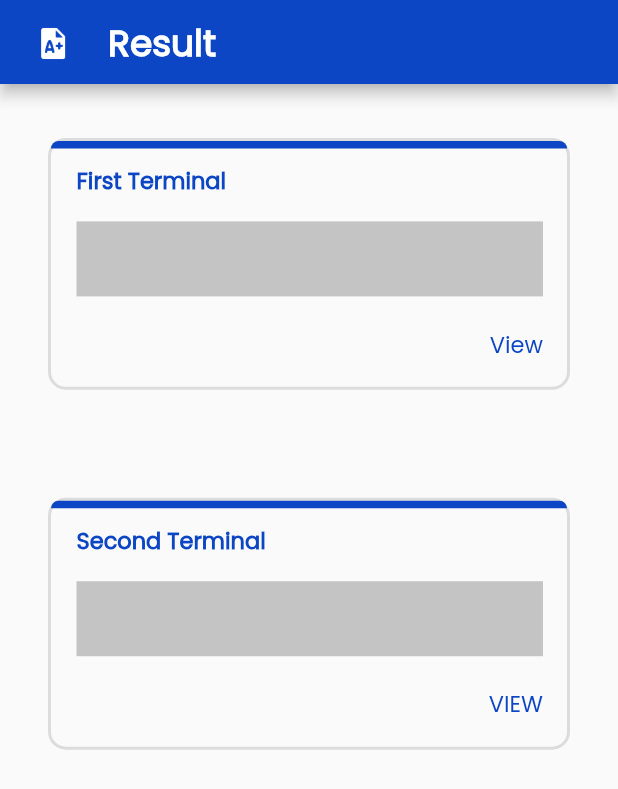
After one commit to dhruvthummar02/myprojectSchool, a Flutter app: the SResult screen opened directly, on a phone screen of 412 x 824 dp. The commit adds this screen. Shown: the top 789 px of the screen. Run offline on Flutter 3.47's test engine with Material 2 defaults, Android fonts, the phone set to English and light mode, and no system bars.

Commit message:
continue task

```diff
--- /dev/null
+++ b/lib/auth/students/sresulte.dart
@@ -0,0 +1,236 @@
+import 'package:flutter/material.dart';
+import 'package:my_project/auth/students/secomdresult.dart';
+
+import 'firstresult.dart';
+
+class SResult extends StatefulWidget {
+  const SResult({Key? key}) : super(key: key);
+
+  @override
+  State<SResult> createState() => _SResultState();
+}
+
+class _SResultState extends State<SResult> {
+  @override
+  Widget build(BuildContext context) {
+    return Scaffold(
+      appBar: AppBar(
+        title: const Padding(
+          padding: EdgeInsets.only(
+            top: 17,
+            bottom: 15,
+          ),
+          child: Text(
+            'Result',
+            style: TextStyle(
+              fontWeight: FontWeight.w600,
+              fontSize: 24,
+            ),
+          ),
+        ),
+        backgroundColor: const Color(0xff0C46C4),
+        leading: Padding(
+          padding: const EdgeInsets.only(
+            top: 17,
+            bottom: 15,
+            left: 15,
+          ),
+          child: Image.asset(
+            "assets/images/auth/result.png",
+            height: 38,
+            width: 38,
+            color: const Color(0xffFFFFFF),
+          ),
+        ),
+      ),
+      body: Column(
+        mainAxisAlignment: MainAxisAlignment.start,
+        crossAxisAlignment: CrossAxisAlignment.start,
+        children: [
+          GestureDetector(
+            onTap: (){
+              Navigator.of(context).push(
+                MaterialPageRoute(
+                  builder: (context) =>  const FirstR(),
+                ),
+              );
+            },
+            child: Container(
+              margin: const EdgeInsets.only(
+                top: 36,
+                bottom: 36,
+                left: 32,
+                right: 32,
+              ),
+              decoration: BoxDecoration(
+                borderRadius: const BorderRadius.all(
+                  Radius.circular(
+                    12,
+                  ),
+                ),
+                border: Border.all(
+                  color: Colors.black12,
+                  width: 2,
+                ),
+              ),
+              child: Column(
+                crossAxisAlignment: CrossAxisAlignment.start,
+                mainAxisAlignment: MainAxisAlignment.start,
+                children: [
+                  Container(
+                    decoration: const BoxDecoration(
+                      borderRadius: BorderRadius.only(
+                        topLeft:Radius.circular(10),
+                        topRight: Radius.circular(10),
+
+                      ),
+                      color: Color(0xff0C46C4),
+                    ),
+
+                    height: 5,
+                  ),
+                  const Padding(
+                    padding: EdgeInsets.only(
+                        left: 17,
+                        bottom: 15.6,
+                        top: 10
+                    ),
+                    child: Text(
+                      'First Terminal',
+                      style: TextStyle(
+                        color: Color(0xff0C46C4),
+                        fontWeight: FontWeight.w800,
+                        fontSize: 15,
+                      ),
+                    ),
+                  ),
+                  Container(
+                    margin: const EdgeInsets.only(
+                      left: 17,
+                      right: 16,
+                      bottom: 20.48,
+                    ),
+                    height: 50,
+                    decoration: const BoxDecoration(
+                      color: Color(0xffC4C4C4),
+                    ),
+                  ),
+                  Row(
+                    mainAxisAlignment: MainAxisAlignment.end,
+                    children: const [
+                      Padding(
+                        padding: EdgeInsets.only(
+                          right: 16,
+                          bottom: 16.8,
+                        ),
+                        child: Text(
+                          "View",
+                          style: TextStyle(
+                            fontSize: 15,
+                            fontWeight: FontWeight.w400,
+                            color: Color(0xff0C46C4),
+                          ),
+                        ),
+                      ),
+                    ],
+                  ),
+                ],
+              ),
+            ),
+          ),
+          GestureDetector(
+            onTap:(){
+              Navigator.of(context).push(
+                MaterialPageRoute(
+                  builder: (context) =>  const SecondR(),
+                ),
+              );
+            },
+            child: Container(
+              margin: const EdgeInsets.only(
+                top: 36,
+                bottom: 36,
+                left: 32,
+                right: 32,
+              ),
+              decoration: BoxDecoration(
+                borderRadius: const BorderRadius.all(
+                  Radius.circular(
+                    12,
+                  ),
+                ),
+                border: Border.all(
+                  color: Colors.black12,
+                  width: 2,
+                ),
+              ),
+              child: Column(
+                crossAxisAlignment: CrossAxisAlignment.start,
+                mainAxisAlignment: MainAxisAlignment.start,
+                children: [
+                  Container(
+                    decoration: const BoxDecoration(
+                      borderRadius: BorderRadius.only(
+                        topLeft:Radius.circular(10),
+                        topRight: Radius.circular(10),
+
+                      ),
+                      color: Color(0xff0C46C4),
+                    ),
+
+                    height: 5,
+                  ),
+                  const Padding(
+                    padding: EdgeInsets.only(
+                        left: 17,
+                        bottom: 15.6,
+                        top: 10
+                    ),
+                    child: Text(
+                      'Second Terminal',
+                      style: TextStyle(
+                        color: Color(0xff0C46C4),
+                        fontWeight: FontWeight.w800,
+                        fontSize: 15,
+                      ),
+                    ),
+                  ),
+                  Container(
+                    margin: const EdgeInsets.only(
+                      left: 17,
+                      right: 16,
+                      bottom: 20.48,
+                    ),
+                    height: 50,
+                    decoration: const BoxDecoration(
+                      color: Color(0xffC4C4C4),
+                    ),
+                  ),
+                  Row(
+                    mainAxisAlignment: MainAxisAlignment.end,
+                    children: const [
+                      Padding(
+                        padding: EdgeInsets.only(
+                          right: 16,
+                          bottom: 16.8,
+                        ),
+                        child: Text(
+                          "VIEW",
+                          style: TextStyle(
+                            fontSize: 15,
+                            fontWeight: FontWeight.w400,
+                            color: Color(0xff0C46C4),
+                          ),
+                        ),
+                      ),
+                    ],
+                  ),
+                ],
+              ),
+            ),
+          ),
+        ],
+      ),
+    );
+  }
+}
--- a/lib/main.dart
+++ b/lib/main.dart
@@ -12,6 +12,7 @@ import 'auth/loginpage.dart';
 import 'auth/pleshScreen.dart';
 import 'auth/students/firstresult.dart';
 import 'auth/students/homework.dart';
+import 'auth/students/payfees.dart';
 import 'auth/students/question_list.dart';
 import 'auth/students/student_login.dart';
 import 'teacherdas/techerlogin.dart';
@@ -24,7 +25,7 @@ void main() {
       ),
       title: "Done",
       debugShowCheckedModeBanner: false,
-      home:   const TeacherLogin (),
+      home:   const StudentLogin (),
     ),
   );
 }
```
Also changed, not shown: lib/auth/students/firstresult.dart (+6 -5 lines), lib/auth/students/payfees.dart (added, +68 -0 lines), lib/auth/students/secomdresult.dart (+10 -9 lines), lib/auth/students/student_login.dart (+49 -8 lines), assets/images/auth/paylogi.png (added), assets/images/auth/qr.jpg (added), assets/images/auth/ree.jpg (added), pubspec.lock (added), 1 other file.
